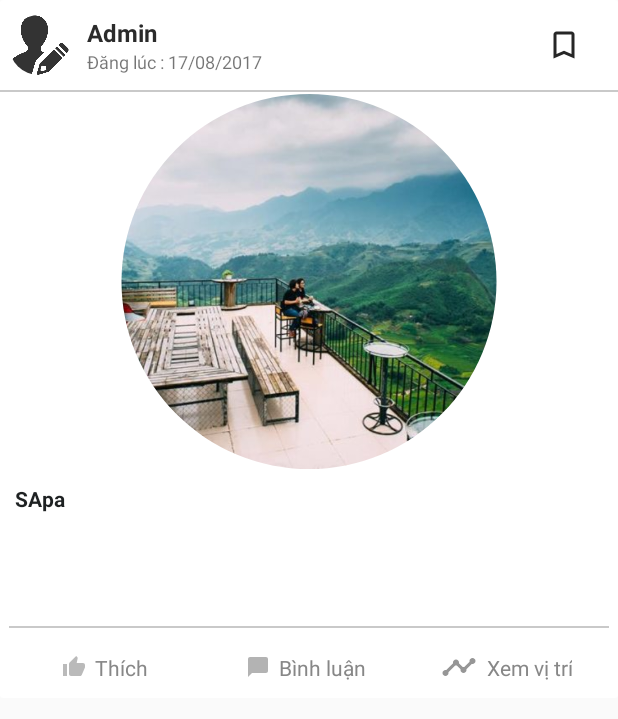
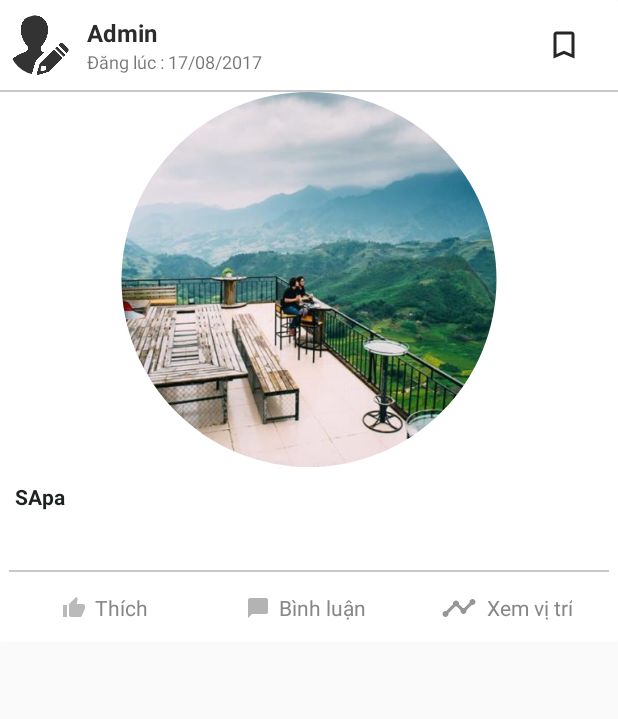
Before and after one commit to vuvuong3101/Hackathon3-TravelApp, an Android app: the layout item_home_two.xml on its own in the app's theme, with its tools: preview values and no code run, on a phone screen of 412 x 824 dp. Shown: the top 719 px of the screen. Run offline under Robolectric (Android 15) with nearby library versions, the phone set to English and light mode, and no system bars; plain views replace CircularImageView, RoundedImageView.

Commit message:
xếp theo bài đăng mới

```diff
--- a/app/src/main/java/vu/travelapp/fragments/HomeFragment.java
+++ b/app/src/main/java/vu/travelapp/fragments/HomeFragment.java
@@ -98,7 +98,10 @@ public class HomeFragment extends Fragment implements View.OnClickListener {
         });
         rvHomeFragment = (RecyclerView) view.findViewById(R.id.rv_data_home_fragment);
         adapterHomeFragment = new AdapterHomeFragment(dataModelList, getContext(), getActivity().getSupportFragmentManager());
-        rvHomeFragment.setLayoutManager(new LinearLayoutManager(getContext()));
+        LinearLayoutManager linearLayoutManager = new LinearLayoutManager(getContext());
+        linearLayoutManager.setReverseLayout(true);
+        linearLayoutManager.setStackFromEnd(true);
+        rvHomeFragment.setLayoutManager(linearLayoutManager);
         rvHomeFragment.setAdapter(adapterHomeFragment);
 
     }
--- a/app/src/main/res/layout/item_home_two.xml
+++ b/app/src/main/res/layout/item_home_two.xml
@@ -6,14 +6,14 @@
     android:orientation="vertical">
 
     <android.support.v7.widget.CardView
-        android:layout_marginBottom="5dp"
+        android:layout_marginBottom="16dp"
         android:layout_width="match_parent"
-        android:layout_height="465dp">
+        android:layout_height="wrap_content">
 
         <LinearLayout
             android:orientation="vertical"
             android:layout_width="match_parent"
-            android:layout_height="wrap_content">
+            android:layout_height="match_parent">
             <LinearLayout
                 android:gravity="center_vertical"
                 android:weightSum="7"
@@ -64,10 +64,15 @@
 
             </LinearLayout>
             <View
-                android:layout_marginBottom="1dp"
+                android:layout_marginBottom="0dp"
                 android:background="#c9c9c9"
                 android:layout_width="match_parent"
                 android:layout_height="1dp"/>
+            <LinearLayout
+                android:id="@+id/item_content"
+                android:orientation="vertical"
+                android:layout_width="match_parent"
+                android:layout_height="wrap_content">
                 <RelativeLayout
                     android:layout_width="match_parent"
                     android:layout_height="250dp">
@@ -97,11 +102,13 @@
                     android:gravity="left"
                     android:id="@+id/tv_content"
                     android:layout_width="match_parent"
-                android:layout_height="55dp"
+                    android:layout_height="wrap_content"
                     android:ellipsize="end"
                     android:maxLines="3"
                     android:textColor="@color/colorAccent"
                     android:textSize="14sp" />
+            </LinearLayout>
+
             <View
                 android:layout_marginLeft="6dp"
                 android:layout_marginRight="6dp"
@@ -113,14 +120,14 @@
                 android:layout_marginRight="10dp"
                 android:layout_gravity="bottom"
                 android:layout_width="match_parent"
-                android:layout_height="50dp"
+                android:layout_height="45dp"
                 android:orientation="horizontal"
                 android:weightSum="3">
 
                 <LinearLayout
                     android:id="@+id/like"
                     android:layout_width="match_parent"
-                    android:layout_height="50dp"
+                    android:layout_height="match_parent"
                     android:layout_weight="1"
                     android:gravity="center"
                     android:orientation="horizontal">
@@ -146,7 +153,7 @@
                 <LinearLayout
                     android:id="@+id/chat"
                     android:layout_width="match_parent"
-                    android:layout_height="50dp"
+                    android:layout_height="match_parent"
                     android:layout_weight="1"
                     android:gravity="center"
                     android:orientation="horizontal">
@@ -172,7 +179,7 @@
                 <LinearLayout
                     android:id="@+id/share"
                     android:layout_width="match_parent"
-                    android:layout_height="50dp"
+                    android:layout_height="match_parent"
                     android:layout_weight="1"
                     android:gravity="center"
                     android:orientation="horizontal">
```
Also changed, not shown: app/src/main/java/vu/travelapp/adapter/AdapterHomeFragment.java (+11 -19 lines), app/src/main/res/layout/fragment_image_detail.xml (+6 -2 lines), 22 other files. Lines whose indentation alone changed are shown as unchanged.
